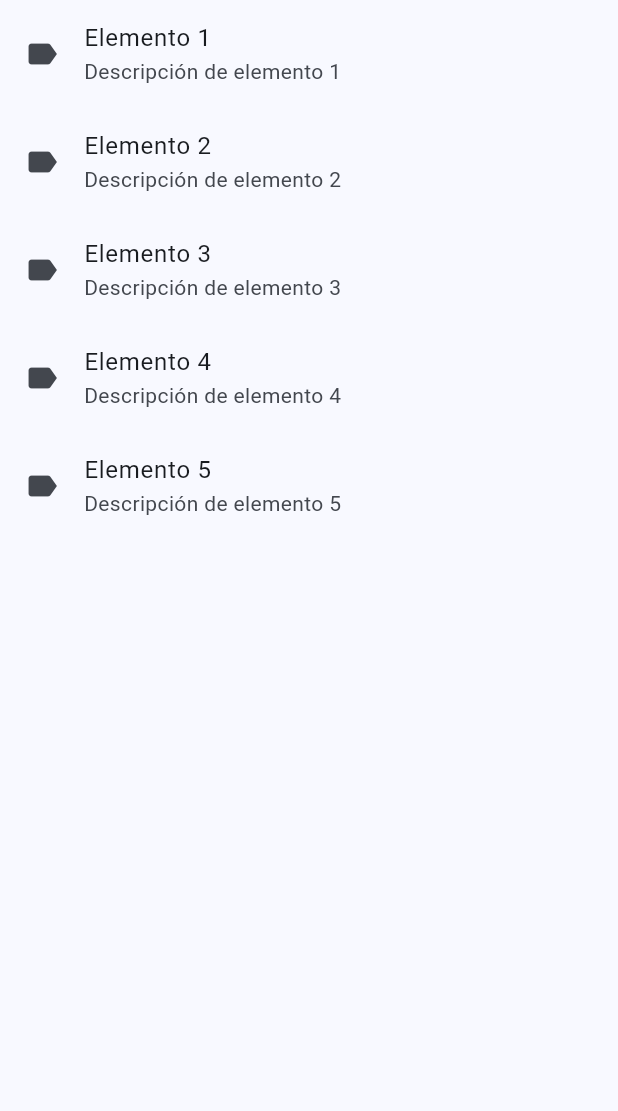
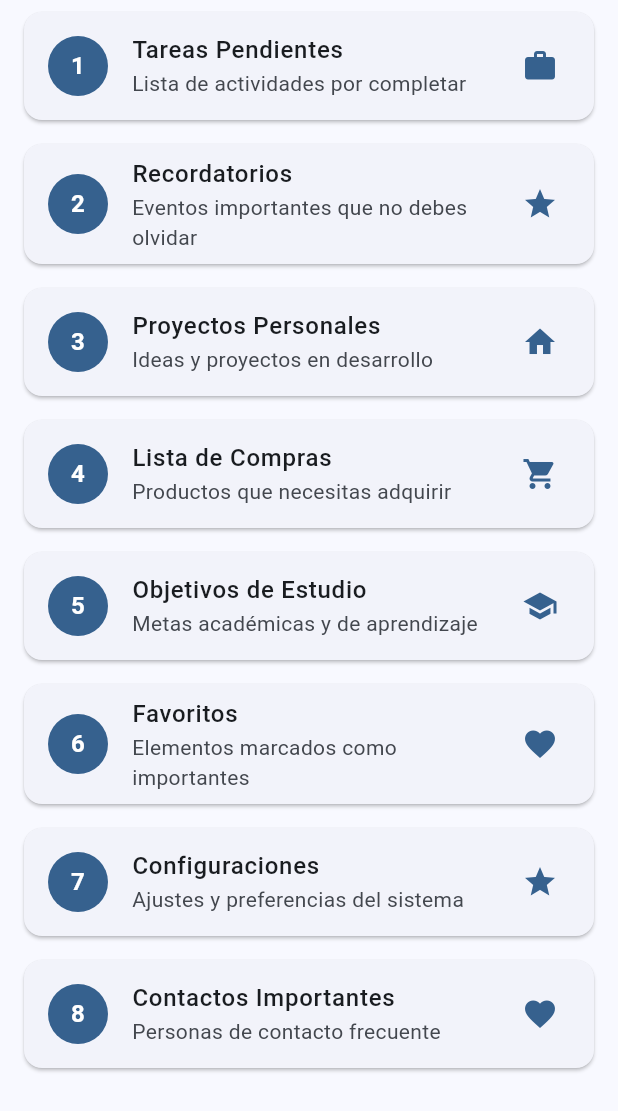
Before and after one commit to S0ymeme/PROYECTO_M-VILES_1, a Flutter app: the PaginaLista widget shown alone on an empty page, opened directly, on a phone screen of 412 x 824 dp. Shown: the top 1111 px of the screen. Run offline on Flutter 3.47's test engine with Material 3 defaults, Android fonts, the phone set to English and light mode, and no system bars; our stand-ins replace shared_preferences; accounts and stored records are empty; network calls fail.

Commit message:
Modificación de temas

```diff
--- /dev/null
+++ b/assets/data/elementos.json
@@ -0,0 +1,42 @@
+[
+  {
+    "nombre": "Tareas Pendientes",
+    "descripcion": "Lista de actividades por completar",
+    "icono": "work"
+  },
+  {
+    "nombre": "Recordatorios",
+    "descripcion": "Eventos importantes que no debes olvidar",
+    "icono": "star"
+  },
+  {
+    "nombre": "Proyectos Personales",
+    "descripcion": "Ideas y proyectos en desarrollo",
+    "icono": "home"
+  },
+  {
+    "nombre": "Lista de Compras",
+    "descripcion": "Productos que necesitas adquirir",
+    "icono": "shopping"
+  },
+  {
+    "nombre": "Objetivos de Estudio",
+    "descripcion": "Metas académicas y de aprendizaje",
+    "icono": "school"
+  },
+  {
+    "nombre": "Favoritos",
+    "descripcion": "Elementos marcados como importantes",
+    "icono": "favorite"
+  },
+  {
+    "nombre": "Configuraciones",
+    "descripcion": "Ajustes y preferencias del sistema",
+    "icono": "star"
+  },
+  {
+    "nombre": "Contactos Importantes",
+    "descripcion": "Personas de contacto frecuente",
+    "icono": "favorite"
+  }
+]
--- a/lib/main.dart
+++ b/lib/main.dart
@@ -1,5 +1,6 @@
 import 'package:flutter/material.dart';
 import 'package:shared_preferences/shared_preferences.dart';
+import 'package:flutter/services.dart';
 import 'dart:convert';
 
 void main() {
@@ -481,34 +482,149 @@ class PaginaContador extends StatelessWidget {
   }
 }
 
-class PaginaLista extends StatelessWidget {
-  PaginaLista({super.key});
+// CLASE MODIFICADA - Ahora carga datos desde archivo JSON
+class PaginaLista extends StatefulWidget {
+  const PaginaLista({super.key});
 
-  final String jsonData = '''
-    [
-      {"nombre": "Elemento 1", "descripcion": "Descripción de elemento 1"},
-      {"nombre": "Elemento 2", "descripcion": "Descripción de elemento 2"},
-      {"nombre": "Elemento 3", "descripcion": "Descripción de elemento 3"},
-      {"nombre": "Elemento 4", "descripcion": "Descripción de elemento 4"},
-      {"nombre": "Elemento 5", "descripcion": "Descripción de elemento 5"}
-    ]
-  ''';
+  @override
+  State<PaginaLista> createState() => _PaginaListaState();
+}
+
+class _PaginaListaState extends State<PaginaLista> {
+  List<dynamic> items = [];
+  bool isLoading = true;
+  String? error;
+
+  @override
+  void initState() {
+    super.initState();
+    _loadJsonData();
+  }
+
+  Future<void> _loadJsonData() async {
+    try {
+      // Cargar el archivo JSON desde assets
+      final String jsonString = await rootBundle.loadString('assets/data/elementos.json');
+      final List<dynamic> jsonData = json.decode(jsonString);
+
+      setState(() {
+        items = jsonData;
+        isLoading = false;
+      });
+    } catch (e) {
+      setState(() {
+        error = 'Error al cargar los datos: $e';
+        isLoading = false;
+      });
+    }
+  }
 
   @override
   Widget build(BuildContext context) {
-    final List<dynamic> items = json.decode(jsonData);
+    if (isLoading) {
+      return const Center(
+        child: CircularProgressIndicator(),
+      );
+    }
 
-    return ListView.builder(
-      itemCount: items.length,
-      itemBuilder: (context, index) {
-        final item = items[index];
-        return ListTile(
-          leading: const Icon(Icons.label),
-          title: Text(item['nombre']),
-          subtitle: Text(item['descripcion']),
-        );
-      },
+    if (error != null) {
+      return Center(
+        child: Column(
+          mainAxisAlignment: MainAxisAlignment.center,
+          children: [
+            Icon(
+              Icons.error_outline,
+              size: 64,
+              color: Colors.red[400],
+            ),
+            const SizedBox(height: 16),
+            Text(
+              error!,
+              style: TextStyle(
+                fontSize: 16,
+                color: Colors.red[700],
+              ),
+              textAlign: TextAlign.center,
+            ),
+            const SizedBox(height: 16),
+            ElevatedButton(
+              onPressed: () {
+                setState(() {
+                  isLoading = true;
+                  error = null;
+                });
+                _loadJsonData();
+              },
+              child: const Text('Reintentar'),
+            ),
+          ],
+        ),
+      );
+    }
+
+    if (items.isEmpty) {
+      return const Center(
+        child: Text(
+          'No hay elementos disponibles',
+          style: TextStyle(fontSize: 16),
+        ),
+      );
+    }
+
+    return RefreshIndicator(
+      onRefresh: _loadJsonData,
+      child: ListView.builder(
+        itemCount: items.length,
+        itemBuilder: (context, index) {
+          final item = items[index];
+          return Card(
+            margin: const EdgeInsets.symmetric(horizontal: 16, vertical: 8),
+            child: ListTile(
+              leading: CircleAvatar(
+                backgroundColor: Theme.of(context).primaryColor,
+                child: Text(
+                  '${index + 1}',
+                  style: const TextStyle(
+                    color: Colors.white,
+                    fontWeight: FontWeight.bold,
+                  ),
+                ),
+              ),
+              title: Text(
+                item['nombre'] ?? 'Sin nombre',
+                style: const TextStyle(fontWeight: FontWeight.w500),
+              ),
+              subtitle: Text(item['descripcion'] ?? 'Sin descripción'),
+              trailing: item['icono'] != null
+                  ? Icon(
+                      _getIconData(item['icono']),
+                      color: Theme.of(context).primaryColor,
+                    )
+                  : const Icon(Icons.label_outline),
+            ),
+          );
+        },
+      ),
     );
+  }
+
+  IconData _getIconData(String iconName) {
+    switch (iconName) {
+      case 'star':
+        return Icons.star;
+      case 'favorite':
+        return Icons.favorite;
+      case 'home':
+        return Icons.home;
+      case 'work':
+        return Icons.work;
+      case 'school':
+        return Icons.school;
+      case 'shopping':
+        return Icons.shopping_cart;
+      default:
+        return Icons.label;
+    }
   }
 }
 
@@ -557,7 +673,7 @@ class PaginaCard extends StatelessWidget {
                       color: Colors.green.withOpacity(0.1),
                       borderRadius: BorderRadius.circular(12),
                     ),
-                    child: const                     Text(
+                    child: const Text(
                       'Datos guardados',
                       style: TextStyle(
                         color: Colors.green,
@@ -785,7 +901,6 @@ class PaginaConfiguracion extends StatelessWidget {
           ),
         ),
         const SizedBox(height: 16),
-
       ],
     );
   }
--- a/pubspec.yaml
+++ b/pubspec.yaml
@@ -19,3 +19,6 @@ dev_dependencies:
 
 flutter:
   uses-material-design: true
+
+  assets:
+    - assets/data/
```
